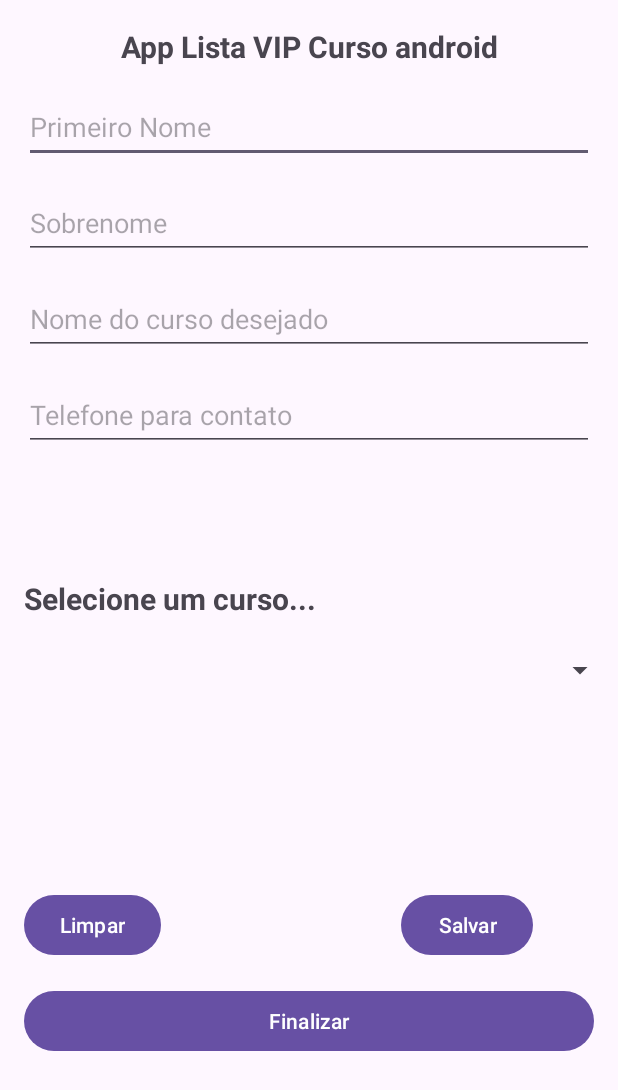
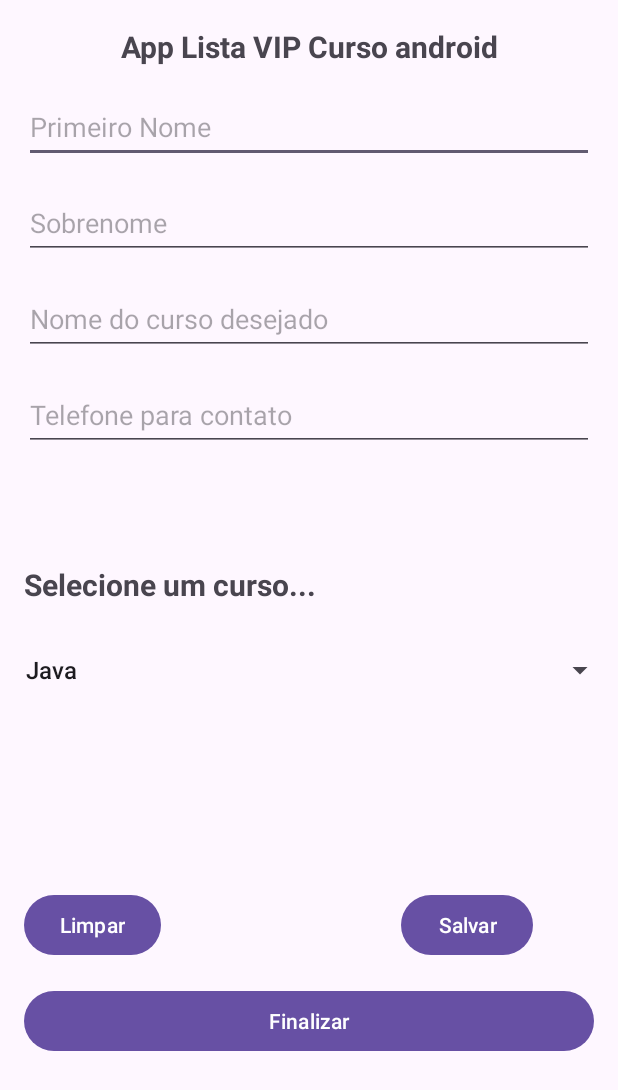
Before and after one commit to FernandoBordinCorrea/AppListaCurso, an Android app: the screen it shows after launch (MainActivity), on a phone screen of 412 x 824 dp. Shown: the top 1090 px of the screen. Run offline under Robolectric (Android 15) with nearby library versions, the phone set to English and light mode, and no system bars.

```diff
--- a/app/src/main/java/devandroid/fernando/applistacurso/controller/CursoController.java
+++ b/app/src/main/java/devandroid/fernando/applistacurso/controller/CursoController.java
@@ -23,4 +23,19 @@ public class CursoController {
         return listCursos;
 
     }
+
+    public ArrayList<String> dadosParaSpinner() {
+
+        ArrayList<String> dados = new ArrayList<>();
+
+        for (int i = 0; i < getListaDeCursos().size(); i++) {
+
+            Curso objeto = (Curso) getListaDeCursos().get(i);
+            dados.add(objeto.getCursoDesejado());
+
+        }
+
+        return dados;
+
+    }
 }
--- a/app/src/main/java/devandroid/fernando/applistacurso/view/MainActivity.java
+++ b/app/src/main/java/devandroid/fernando/applistacurso/view/MainActivity.java
@@ -1,11 +1,11 @@
 package devandroid.fernando.applistacurso.view;
 
-import android.content.SharedPreferences;
 import android.os.Bundle;
-import android.util.Log;
 import android.view.View;
+import android.widget.ArrayAdapter;
 import android.widget.Button;
 import android.widget.EditText;
+import android.widget.Spinner;
 import android.widget.Toast;
 
 import androidx.appcompat.app.AppCompatActivity;
@@ -15,14 +15,13 @@ import java.util.List;
 import devandroid.fernando.applistacurso.R;
 import devandroid.fernando.applistacurso.controller.CursoController;
 import devandroid.fernando.applistacurso.controller.PessoaController;
-import devandroid.fernando.applistacurso.model.Curso;
 import devandroid.fernando.applistacurso.model.Pessoa;
 
 public class MainActivity extends AppCompatActivity {
 
 
     Pessoa pessoa;
-    List<Curso> listaDeCursos;
+    List<String> nomesDosCursos;
 
     EditText editPrimeiroNome;
     EditText editSobrenome;
@@ -32,6 +31,8 @@ public class MainActivity extends AppCompatActivity {
     Button btnLimpar;
     Button btnFinalizar;
     Button btnSalvar;
+
+    Spinner spinner;
 
     PessoaController controller;
     CursoController cursoController;
@@ -45,20 +46,25 @@ public class MainActivity extends AppCompatActivity {
         controller = new PessoaController(MainActivity.this);
 
         cursoController = new CursoController();
-        listaDeCursos = cursoController.getListaDeCursos();
+        nomesDosCursos = cursoController.dadosParaSpinner();
 
         pessoa = new Pessoa();
         controller.buscar(pessoa);
-
 
         editPrimeiroNome = findViewById(R.id.editPrimeiroNome);
         editSobrenome = findViewById(R.id.editSobrenome);
         editCurso = findViewById(R.id.editCurso);
         editTelefone = findViewById(R.id.editTelefone);
 
+        spinner = findViewById(R.id.spinner);
+
         btnLimpar = findViewById(R.id.btnLimpar);
         btnFinalizar = findViewById(R.id.btnFinalizar);
         btnSalvar = findViewById(R.id.btnSalvar);
+
+        ArrayAdapter<String> adapter = new ArrayAdapter<>(this, android.R.layout.simple_list_item_1,cursoController.dadosParaSpinner());
+        adapter.setDropDownViewResource(android.R.layout.simple_list_item_1);
+        spinner.setAdapter(adapter);
 
         editPrimeiroNome.setText(pessoa.getPrimeiroNome());
         editSobrenome.setText(pessoa.getSobrenome());
@@ -97,7 +103,6 @@ public class MainActivity extends AppCompatActivity {
 
                 controller.salvar(pessoa);
 
-
             }
         });
     }
```
